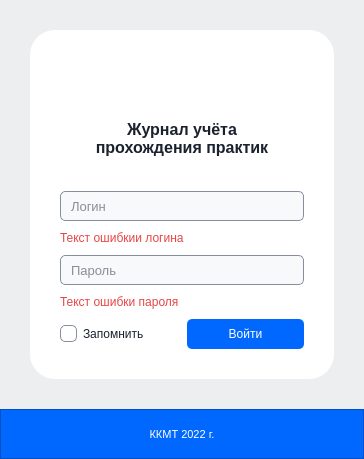
Above: login.ui from ego-rick/kkmt_practice before the change. Below: the same form after it.
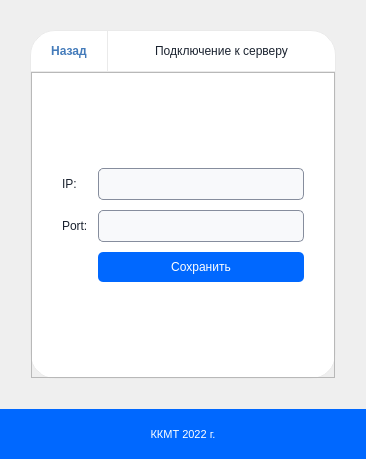
That is the form after the change. Icons and pictures are not drawn.

What changed in the file:
```diff
--- a/login.ui
+++ b/login.ui
@@ -6,7 +6,7 @@
    <rect>
     <x>0</x>
     <y>0</y>
-    <width>364</width>
+    <width>366</width>
     <height>459</height>
    </rect>
   </property>
@@ -24,21 +24,30 @@
 	font-size: 12pt;
 }
 
-#frameBottom { background-color: rgb(0, 104, 255); }
+#labelBotton { 
+	background-color: rgb(0, 104, 255);
+	font-size: 8pt;
+	color: rgb(255, 255, 255);
+}
 
 #Dialog {
 	/*background-color: rgb(248, 249, 251);*/
-	background-color: rgb(237, 238, 240);
+	/*background-color: rgb(237, 238, 240);*/
 }
-
-#frameMain { 
+#frameSettingsTop {
+	border: none;
+	border-bottom: 1px solid rgb(234, 234, 234);
+}
+#stackedWidgetMain { 
 	background-color: rgb(255, 255, 255);
     border-radius: 25px;
+	border: 1px solid rgb(234, 234, 234)
 }
 #labelIcon {
 	border-image: url(:/icons/logo_blue.png);
 }
 QLineEdit {
+	min-height: 30px;
 	padding: 0 8px;
 	border-radius: 5px;
 	border: 1px solid rgb(134, 141, 157);
@@ -52,23 +61,38 @@
 	color: rgb(230, 70, 70);
 }
 
-#pushButtonLogin {
+QPushButton {
+	min-height: 30px;
 	border-radius: 5px;
 	background-color: rgb(0, 104, 255);
 	color: rgb(255, 255, 255);
 }
-
-#pushButtonLogin:hover {
+QPushButton:hover {
 	background-color: rgb(31, 136, 255);
 }
 
-
-#labelBotton {
-	/*font-weight: bold;*/
-	font-size: 8pt;
+#pushButtonSettings {
+	border-radius: 5px;
+	background-color: rgb(75, 179, 75);
 	color: rgb(255, 255, 255);
 }
+#pushButtonSettings:hover {
+	background-color: rgb(97, 188, 97);
+}
 
+#pushButtonBack {
+	min-height: 40px;
+	padding: 0 20px;
+	border-radius: 0px;
+	border-top-left-radius: 25px;
+	background-color: transparent;
+	color: rgb(68, 123, 186);
+	font-weight: bold;
+	border-right: 1px solid rgb(234, 234, 234);
+}
+#pushButtonBack:hover {
+	background-color: rgb(248, 249, 251);
+}
 
 
 
@@ -121,13 +145,17 @@
       <number>30</number>
      </property>
      <item>
-      <widget class="QFrame" name="frameMain">
+      <widget class="QStackedWidget" name="stackedWidgetMain">
        <property name="frameShape">
         <enum>QFrame::StyledPanel</enum>
        </property>
        <property name="frameShadow">
         <enum>QFrame::Raised</enum>
        </property>
+       <property name="currentIndex">
+        <number>1</number>
+       </property>
+       <widget class="QWidget" name="pageLogin">
        <layout class="QVBoxLayout" name="verticalLayout_5">
         <property name="spacing">
          <number>10</number>
@@ -198,11 +226,11 @@
         <item>
          <layout class="QVBoxLayout" name="verticalLayout_4">
           <item>
-           <widget class="QLineEdit" name="lineEdit">
+            <widget class="QLineEdit" name="lineEditLogin">
             <property name="minimumSize">
              <size>
               <width>0</width>
-              <height>30</height>
+               <height>32</height>
              </size>
             </property>
             <property name="font">
@@ -221,17 +249,20 @@
           </item>
           <item>
            <widget class="QLabel" name="labelErrorLogin">
+             <property name="enabled">
+              <bool>true</bool>
+             </property>
             <property name="text">
              <string>Текст ошибкии логина</string>
             </property>
            </widget>
           </item>
           <item>
-           <widget class="QLineEdit" name="lineEdit_2">
+            <widget class="QLineEdit" name="lineEditPassword">
             <property name="minimumSize">
              <size>
               <width>0</width>
-              <height>30</height>
+               <height>32</height>
              </size>
             </property>
             <property name="font">
@@ -250,6 +281,9 @@
           </item>
           <item>
            <widget class="QLabel" name="labelErrorPassword">
+             <property name="enabled">
+              <bool>true</bool>
+             </property>
             <property name="text">
              <string>Текст ошибки пароля</string>
             </property>
@@ -260,12 +294,35 @@
         <item>
          <layout class="QHBoxLayout" name="horizontalLayout_3">
           <item>
-           <widget class="QCheckBox" name="checkBox">
+            <widget class="QCheckBox" name="checkBoxRememder">
             <property name="text">
              <string>Запомнить</string>
             </property>
            </widget>
           </item>
+           <item>
+            <widget class="QPushButton" name="pushButtonSettings">
+             <property name="minimumSize">
+              <size>
+               <width>0</width>
+               <height>30</height>
+              </size>
+             </property>
+             <property name="maximumSize">
+              <size>
+               <width>30</width>
+               <height>16777215</height>
+              </size>
+             </property>
+             <property name="text">
+              <string/>
+             </property>
+             <property name="icon">
+              <iconset resource="res.qrc">
+               <normaloff>:/icons/icon_settings_white.png</normaloff>:/icons/icon_settings_white.png</iconset>
+             </property>
+            </widget>
+           </item>
           <item>
            <widget class="QPushButton" name="pushButtonLogin">
             <property name="minimumSize">
@@ -283,32 +340,187 @@
         </item>
        </layout>
       </widget>
-     </item>
-    </layout>
-   </item>
+       <widget class="QWidget" name="pageSettings">
+        <layout class="QVBoxLayout" name="verticalLayout_3">
+         <property name="spacing">
+          <number>0</number>
+         </property>
+         <property name="leftMargin">
+          <number>0</number>
+         </property>
+         <property name="topMargin">
+          <number>0</number>
+         </property>
+         <property name="rightMargin">
+          <number>0</number>
+         </property>
+         <property name="bottomMargin">
+          <number>0</number>
+         </property>
    <item>
-    <widget class="QFrame" name="frameBottom">
-     <property name="minimumSize">
-      <size>
-       <width>0</width>
-       <height>50</height>
-      </size>
-     </property>
-     <property name="maximumSize">
-      <size>
-       <width>16777215</width>
-       <height>50</height>
-      </size>
-     </property>
-     <property name="frameShape">
-      <enum>QFrame::StyledPanel</enum>
+          <widget class="QFrame" name="frameSettingsTop">
+           <property name="sizePolicy">
+            <sizepolicy hsizetype="Preferred" vsizetype="Maximum">
+             <horstretch>0</horstretch>
+             <verstretch>0</verstretch>
+            </sizepolicy>
      </property>
      <property name="frameShadow">
       <enum>QFrame::Raised</enum>
      </property>
      <layout class="QHBoxLayout" name="horizontalLayout">
+            <property name="spacing">
+             <number>0</number>
+            </property>
+            <property name="leftMargin">
+             <number>0</number>
+            </property>
+            <property name="topMargin">
+             <number>0</number>
+            </property>
+            <property name="rightMargin">
+             <number>0</number>
+            </property>
+            <property name="bottomMargin">
+             <number>0</number>
+            </property>
+            <item>
+             <widget class="QPushButton" name="pushButtonBack">
+              <property name="minimumSize">
+               <size>
+                <width>0</width>
+                <height>40</height>
+               </size>
+              </property>
+              <property name="text">
+               <string>Назад</string>
+              </property>
+              <property name="icon">
+               <iconset resource="res.qrc">
+                <normaloff>:/icons/icon_back.png</normaloff>:/icons/icon_back.png</iconset>
+              </property>
+             </widget>
+            </item>
+            <item>
+             <widget class="QLabel" name="label">
+              <property name="sizePolicy">
+               <sizepolicy hsizetype="Expanding" vsizetype="Preferred">
+                <horstretch>0</horstretch>
+                <verstretch>0</verstretch>
+               </sizepolicy>
+              </property>
+              <property name="text">
+               <string>Подключение к серверу</string>
+              </property>
+              <property name="alignment">
+               <set>Qt::AlignCenter</set>
+              </property>
+             </widget>
+            </item>
+           </layout>
+          </widget>
+         </item>
+         <item>
+          <widget class="QFrame" name="frame_2">
+           <property name="frameShape">
+            <enum>QFrame::StyledPanel</enum>
+           </property>
+           <property name="frameShadow">
+            <enum>QFrame::Raised</enum>
+           </property>
+           <layout class="QVBoxLayout" name="verticalLayout_6">
+            <property name="spacing">
+             <number>10</number>
+            </property>
+            <property name="leftMargin">
+             <number>30</number>
+            </property>
+            <property name="topMargin">
+             <number>30</number>
+            </property>
+            <property name="rightMargin">
+             <number>30</number>
+            </property>
+            <property name="bottomMargin">
+             <number>30</number>
+            </property>
+            <item>
+             <spacer name="verticalSpacer">
+              <property name="orientation">
+               <enum>Qt::Vertical</enum>
+              </property>
+              <property name="sizeHint" stdset="0">
+               <size>
+                <width>20</width>
+                <height>40</height>
+               </size>
+              </property>
+             </spacer>
+            </item>
+            <item>
+             <layout class="QGridLayout" name="gridLayout">
+              <property name="spacing">
+               <number>10</number>
+              </property>
+              <item row="0" column="0">
+               <widget class="QLabel" name="label_2">
+                <property name="text">
+                 <string>IP:</string>
+                </property>
+               </widget>
+              </item>
+              <item row="1" column="0">
+               <widget class="QLabel" name="label_3">
+                <property name="text">
+                 <string>Port:</string>
+                </property>
+               </widget>
+              </item>
+              <item row="0" column="1">
+               <widget class="QLineEdit" name="lineEdit"/>
+              </item>
+              <item row="1" column="1">
+               <widget class="QLineEdit" name="lineEdit_2"/>
+              </item>
+              <item row="2" column="1">
+               <widget class="QPushButton" name="pushButton_2">
+                <property name="text">
+                 <string>Сохранить</string>
+                </property>
+               </widget>
+              </item>
+             </layout>
+            </item>
+            <item>
+             <spacer name="verticalSpacer_2">
+              <property name="orientation">
+               <enum>Qt::Vertical</enum>
+              </property>
+              <property name="sizeHint" stdset="0">
+               <size>
+                <width>20</width>
+                <height>40</height>
+               </size>
+              </property>
+             </spacer>
+            </item>
+           </layout>
+          </widget>
+         </item>
+        </layout>
+       </widget>
+      </widget>
+     </item>
+    </layout>
+   </item>
       <item>
        <widget class="QLabel" name="labelBotton">
+     <property name="minimumSize">
+      <size>
+       <width>0</width>
+       <height>50</height>
+      </size>
+     </property>
         <property name="font">
          <font>
           <family>Arial</family>
@@ -324,9 +536,6 @@
         <property name="alignment">
          <set>Qt::AlignCenter</set>
         </property>
-       </widget>
-      </item>
-     </layout>
     </widget>
    </item>
   </layout>
```
Lines whose indentation alone changed are shown as unchanged.
